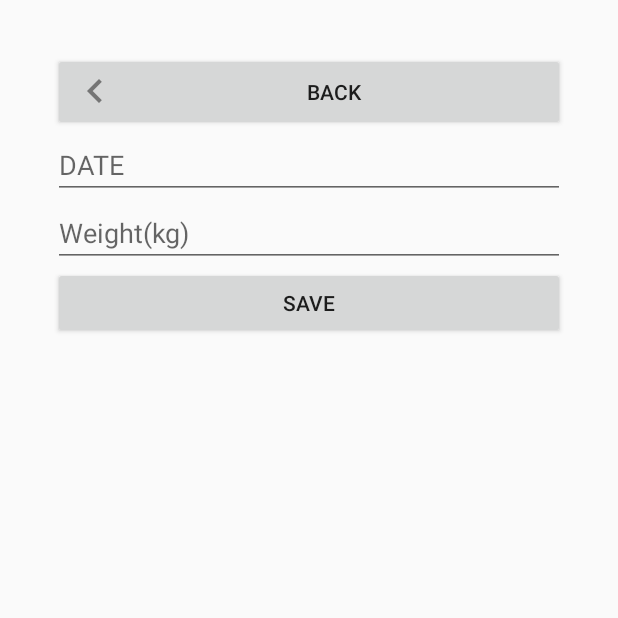
After one commit to Ben523/Healthy, an Android app: the fragment WeightFormFragment placed in its activity, on a phone screen of 412 x 824 dp, the top half of it. The commit adds this screen. Run offline under Robolectric (Android 15) with nearby library versions, the phone set to English and light mode, and no system bars.

Commit message:
add more fragments

```diff
--- a/app/src/main/java/com/example/a58070067/healthy/LoginFragment.java
+++ b/app/src/main/java/com/example/a58070067/healthy/LoginFragment.java
@@ -53,7 +53,7 @@ public class LoginFragment extends Fragment{
                     if(savedInstanceState == null){
                         getActivity().getSupportFragmentManager()
                                 .beginTransaction()
-                                .replace(R.id.main_view,new BMIFragment())
+                                .replace(R.id.main_view,new MenuFragment())
                                 .commit();
                     }
                 }
--- /dev/null
+++ b/app/src/main/java/com/example/a58070067/healthy/WeightFormFragment.java
@@ -0,0 +1,49 @@
+package com.example.a58070067.healthy;
+
+import android.os.Bundle;
+import android.support.annotation.NonNull;
+import android.support.annotation.Nullable;
+import android.support.v4.app.Fragment;
+import android.view.LayoutInflater;
+import android.view.View;
+import android.view.ViewGroup;
+import android.widget.Button;
+
+public class WeightFormFragment extends Fragment{
+    @Nullable
+    @Override
+    public View onCreateView(@NonNull LayoutInflater inflater, @Nullable ViewGroup container, @Nullable Bundle savedInstanceState) {
+        return inflater.inflate(R.layout.fragment_weight_form,container,false);
+    }
+
+    @Override
+    public void onActivityCreated(@Nullable Bundle savedInstanceState) {
+        super.onActivityCreated(savedInstanceState);
+        backBtn();
+    }
+
+    private void backBtn()
+    {
+        Button back = getView().findViewById(R.id.weight_back);
+        back.setOnClickListener(new View.OnClickListener() {
+            @Override
+            public void onClick(View view) {
+                getActivity().getSupportFragmentManager()
+                        .beginTransaction()
+                        .replace(R.id.main_view,new WeightFragment())
+                        .commit();
+            }
+        });
+    }
+
+    private void saveWeight()
+    {
+        Button addWeight = getView().findViewById(R.id.weight_save);
+        addWeight.setOnClickListener(new View.OnClickListener() {
+            @Override
+            public void onClick(View view) {
+
+            }
+        });
+    }
+}
--- /dev/null
+++ b/app/src/main/res/layout/fragment_weight_form.xml
@@ -0,0 +1,33 @@
+<?xml version="1.0" encoding="utf-8"?>
+<LinearLayout xmlns:android="http://schemas.android.com/apk/res/android"
+    android:orientation="vertical"
+    android:layout_width="match_parent"
+    android:layout_height="match_parent"
+    android:padding="35dp">
+
+    <Button
+        android:id="@+id/weight_back"
+        android:layout_width="match_parent"
+        android:layout_height="wrap_content"
+        android:drawableLeft="@drawable/ic_back"
+        android:text="@string/back"/>
+
+    <EditText
+        android:id="@+id/weight_date"
+        android:layout_width="match_parent"
+        android:layout_height="wrap_content"
+        android:hint="@string/date"/>
+
+    <EditText
+        android:id="@+id/weight_weight_value"
+        android:layout_width="match_parent"
+        android:layout_height="wrap_content"
+        android:hint="@string/weight"/>
+
+    <Button
+        android:id="@+id/weight_save"
+        android:layout_width="match_parent"
+        android:layout_height="wrap_content"
+        android:text="@string/save"/>
+
+</LinearLayout>
--- a/app/src/main/res/values/strings.xml
+++ b/app/src/main/res/values/strings.xml
@@ -11,4 +11,8 @@
     <string name="calculate">CALCULATE</string>
     <string name="your_bmi">Your BMI</string>
     <string name="bmi_value">26.55</string>
+    <string name="back">BACK</string>
+    <string name="add_weight">Add Weight</string>
+    <string name="save">SAVE</string>
+    <string name="date">DATE</string>
 </resources>
```
Also changed, not shown: app/src/main/java/com/example/a58070067/healthy/BMIFragment.java (+20 -2 lines), app/src/main/java/com/example/a58070067/healthy/MenuFragment.java (added, +69 -0 lines), app/src/main/java/com/example/a58070067/healthy/WeightFragment.java (added, +54 -0 lines), app/src/main/res/layout/fragment_bmi.xml (+7 -0 lines), app/src/main/res/layout/fragment_custom.xml (added, +15 -0 lines), app/src/main/res/layout/fragment_menu.xml (added, +12 -0 lines), app/src/main/res/layout/fragment_weight.xml (added, +19 -0 lines), app/src/main/res/drawable-hdpi/ic_back.png (added), app/src/main/res/drawable-mdpi/ic_back.png (added), app/src/main/res/drawable-xhdpi/ic_back.png (added), app/src/main/res/drawable-xxhdpi/ic_back.png (added).
